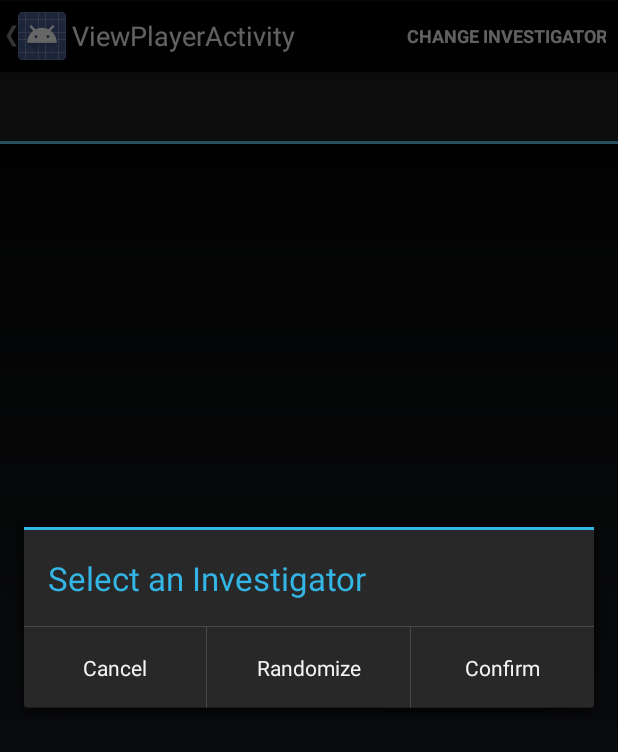
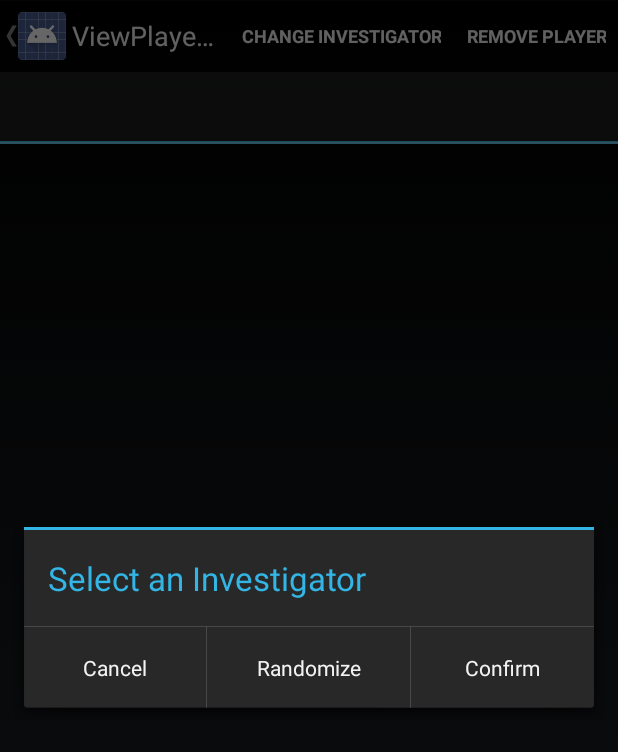
Before and after one commit to Danyl-Nysom/ArkhamAssociate, an Android app: the ViewPlayerActivity screen opened directly, with no data from a screen before it, after a tap on "CHANGE INVESTIGATOR", on a phone screen of 412 x 824 dp. Shown: the top 752 px of the screen. Run offline under Robolectric (Android 15) with nearby library versions, the phone set to English and light mode, and no system bars; 5 statements that could not run were skipped.

Commit message:
Added deletion of players and games
No swiping - too complicated. Closes #5.

```diff
--- a/ArkhamAssociate/src/main/java/com/danylnysom/arkhamassociate/gameselect/GameSelectFragment.java
+++ b/ArkhamAssociate/src/main/java/com/danylnysom/arkhamassociate/gameselect/GameSelectFragment.java
@@ -155,7 +155,6 @@ public class GameSelectFragment extends Fragment implements LoaderManager.Loader
                     openGame(gameId, gameName);
                 }
             });
-
             return itemView;
         }
 
--- a/ArkhamAssociate/src/main/res/menu/arkham_player_select.xml
+++ b/ArkhamAssociate/src/main/res/menu/arkham_player_select.xml
@@ -5,4 +5,8 @@
         android:id="@+id/action_add"
         android:title="Add"
         android:showAsAction="withText|always" />
+    <item
+        android:id="@+id/action_remove"
+        android:title="Remove Game"
+        android:showAsAction="withText|always" />
 </menu>
--- a/ArkhamAssociate/src/main/res/menu/view_player.xml
+++ b/ArkhamAssociate/src/main/res/menu/view_player.xml
@@ -5,4 +5,8 @@
         android:id="@+id/action_change_investigator"
         android:title="Change Investigator"
         android:showAsAction="withText|ifRoom" />
+    <item
+        android:id="@+id/action_remove"
+        android:title="Remove Player"
+        android:showAsAction="withText|always" />
 </menu>
```
Also changed, not shown: ArkhamAssociate/src/main/java/com/danylnysom/arkhamassociate/playerselect/PlayerSelectFragment.java (+12 -1 lines), ArkhamAssociate/src/main/java/com/danylnysom/arkhamassociate/playerview/ViewPlayerActivity.java (+10 -4 lines).
